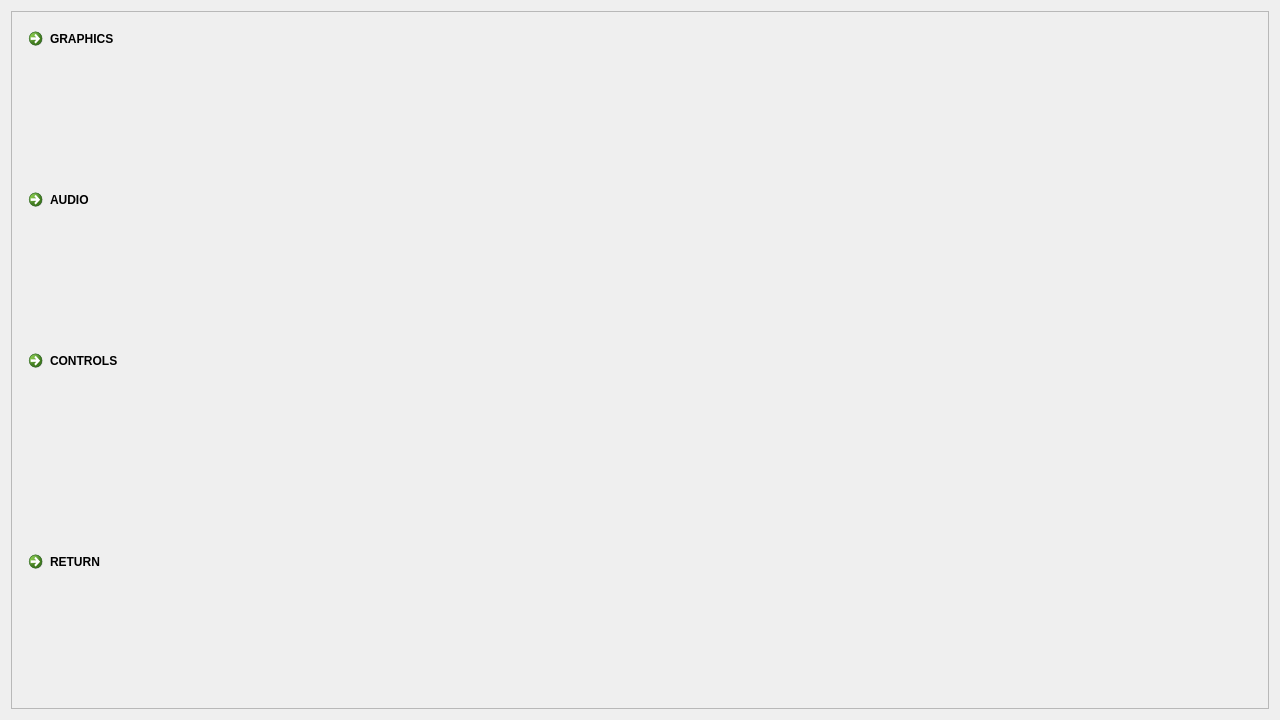
Old version of the form interface/options.ui in the repository StylishTriangles/Aurora.
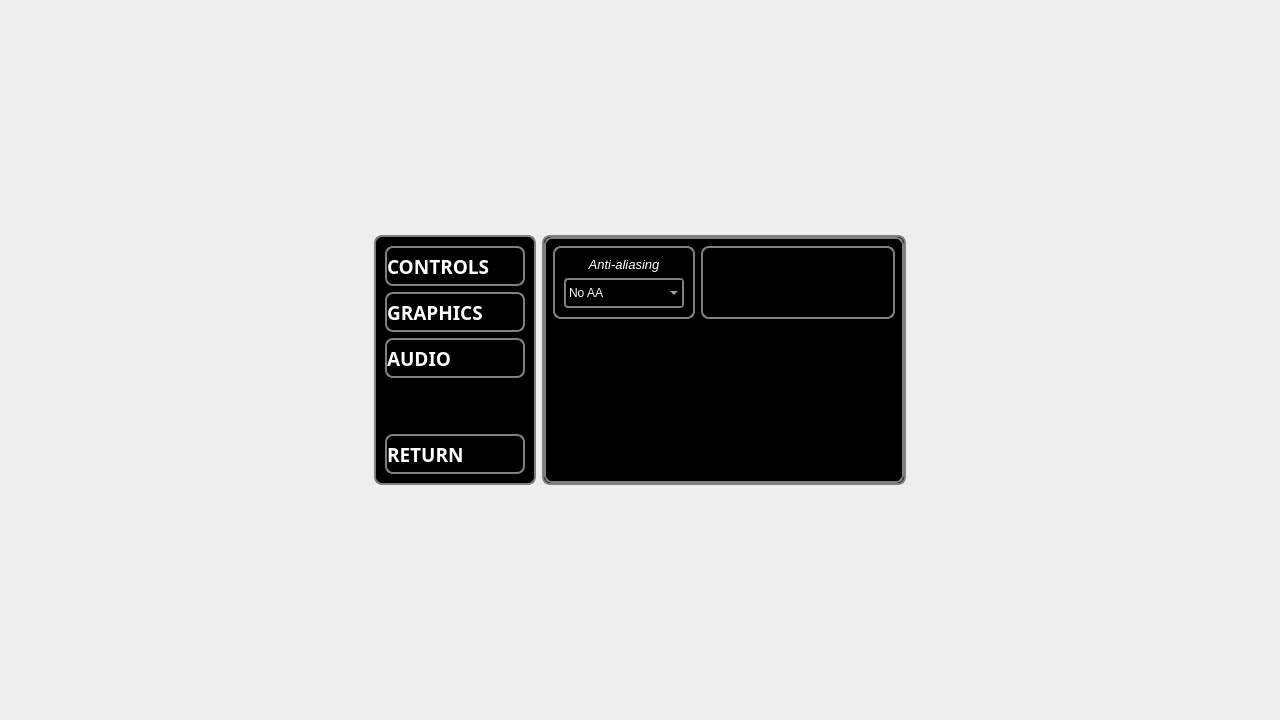
New version of the form. Icons and pictures are not drawn.

The edit to the form file:
```diff
--- a/interface/options.ui
+++ b/interface/options.ui
@@ -2,6 +2,9 @@
 <ui version="4.0">
  <class>Options</class>
  <widget class="QWidget" name="Options">
+  <property name="enabled">
+   <bool>true</bool>
+  </property>
   <property name="geometry">
    <rect>
     <x>0</x>
@@ -10,18 +13,105 @@
     <height>720</height>
    </rect>
   </property>
+  <property name="minimumSize">
+   <size>
+    <width>640</width>
+    <height>480</height>
+   </size>
+  </property>
   <property name="windowTitle">
    <string>Form</string>
   </property>
   <layout class="QGridLayout" name="gridLayout_2">
-   <item row="0" column="0">
+   <item row="0" column="1">
+    <spacer name="verticalSpacer_2">
+     <property name="orientation">
+      <enum>Qt::Vertical</enum>
+     </property>
+     <property name="sizeHint" stdset="0">
+      <size>
+       <width>20</width>
+       <height>40</height>
+      </size>
+     </property>
+    </spacer>
+   </item>
+   <item row="1" column="3">
+    <spacer name="horizontalSpacer_2">
+     <property name="orientation">
+      <enum>Qt::Horizontal</enum>
+     </property>
+     <property name="sizeHint" stdset="0">
+      <size>
+       <width>80</width>
+       <height>20</height>
+      </size>
+     </property>
+    </spacer>
+   </item>
+   <item row="2" column="1">
+    <spacer name="verticalSpacer_3">
+     <property name="orientation">
+      <enum>Qt::Vertical</enum>
+     </property>
+     <property name="sizeHint" stdset="0">
+      <size>
+       <width>20</width>
+       <height>40</height>
+      </size>
+     </property>
+    </spacer>
+   </item>
+   <item row="1" column="0">
+    <spacer name="horizontalSpacer">
+     <property name="orientation">
+      <enum>Qt::Horizontal</enum>
+     </property>
+     <property name="sizeHint" stdset="0">
+      <size>
+       <width>80</width>
+       <height>20</height>
+      </size>
+     </property>
+    </spacer>
+   </item>
+   <item row="1" column="1">
     <widget class="QFrame" name="frame">
      <property name="sizePolicy">
-      <sizepolicy hsizetype="Preferred" vsizetype="Preferred">
+      <sizepolicy hsizetype="Minimum" vsizetype="Expanding">
        <horstretch>0</horstretch>
        <verstretch>0</verstretch>
       </sizepolicy>
      </property>
+     <property name="sizeIncrement">
+      <size>
+       <width>0</width>
+       <height>0</height>
+      </size>
+     </property>
+     <property name="font">
+      <font>
+       <pointsize>8</pointsize>
+      </font>
+     </property>
+     <property name="styleSheet">
+      <string notr="true">QObject{
+border: 2px solid gray;
+background: black;
+border-radius: 8px;
+}
+
+QPushButton{
+text-align: left;
+color: white;
+}
+QPushButton:hover{
+border-color: LightCoral;
+}
+QPushButton:pressed{
+border-color: Black;
+}</string>
+     </property>
      <property name="frameShape">
       <enum>QFrame::StyledPanel</enum>
      </property>
@@ -29,20 +119,7 @@
       <enum>QFrame::Raised</enum>
      </property>
      <layout class="QGridLayout" name="gridLayout">
-      <item row="2" column="0">
-       <widget class="QCommandLinkButton" name="commandLinkButton_3">
-        <property name="text">
-         <string>AUDIO</string>
-        </property>
-        <property name="iconSize">
-         <size>
-          <width>40</width>
-          <height>40</height>
-         </size>
-        </property>
-       </widget>
-      </item>
-      <item row="4" column="0">
+      <item row="5" column="0">
        <spacer name="verticalSpacer">
         <property name="orientation">
          <enum>Qt::Vertical</enum>
@@ -53,40 +130,353 @@
         <property name="sizeHint" stdset="0">
          <size>
           <width>20</width>
-          <height>40</height>
+          <height>50</height>
          </size>
         </property>
        </spacer>
       </item>
-      <item row="5" column="0">
-       <widget class="QCommandLinkButton" name="commandLinkButton_4">
-        <property name="text">
-         <string>RETURN</string>
-        </property>
-       </widget>
-      </item>
-      <item row="3" column="0">
-       <widget class="QCommandLinkButton" name="commandLinkButton">
-        <property name="font">
-         <font>
-          <family>Segoe UI</family>
-         </font>
-        </property>
-        <property name="text">
-         <string>CONTROLS</string>
-        </property>
-       </widget>
-      </item>
       <item row="1" column="0">
-       <widget class="QCommandLinkButton" name="commandLinkButton_2">
+       <widget class="QPushButton" name="pushButton">
+        <property name="sizePolicy">
+         <sizepolicy hsizetype="Minimum" vsizetype="Preferred">
+          <horstretch>0</horstretch>
+          <verstretch>0</verstretch>
+         </sizepolicy>
+        </property>
+        <property name="minimumSize">
+         <size>
+          <width>140</width>
+          <height>40</height>
+         </size>
+        </property>
+        <property name="font">
+         <font>
+          <family>Myriad Pro</family>
+          <pointsize>14</pointsize>
+          <weight>75</weight>
+          <bold>true</bold>
+         </font>
+        </property>
+        <property name="styleSheet">
+         <string notr="true"/>
+        </property>
+        <property name="text">
+         <string>CONTROLS</string>
+        </property>
+        <property name="icon">
+         <iconset resource="../icons.qrc">
+          <normaloff>:/interface/icons/controls0.png</normaloff>:/interface/icons/controls0.png</iconset>
+        </property>
+        <property name="iconSize">
+         <size>
+          <width>32</width>
+          <height>32</height>
+         </size>
+        </property>
+       </widget>
+      </item>
+      <item row="6" column="0">
+       <widget class="QPushButton" name="pushButton_4">
+        <property name="sizePolicy">
+         <sizepolicy hsizetype="Minimum" vsizetype="Preferred">
+          <horstretch>0</horstretch>
+          <verstretch>0</verstretch>
+         </sizepolicy>
+        </property>
+        <property name="minimumSize">
+         <size>
+          <width>140</width>
+          <height>40</height>
+         </size>
+        </property>
+        <property name="font">
+         <font>
+          <family>Myriad Pro</family>
+          <pointsize>14</pointsize>
+          <weight>75</weight>
+          <bold>true</bold>
+         </font>
+        </property>
+        <property name="styleSheet">
+         <string notr="true"/>
+        </property>
+        <property name="text">
+         <string>RETURN</string>
+        </property>
+        <property name="icon">
+         <iconset resource="../icons.qrc">
+          <normaloff>:/interface/icons/quit_alt0.png</normaloff>:/interface/icons/quit_alt0.png</iconset>
+        </property>
+        <property name="iconSize">
+         <size>
+          <width>32</width>
+          <height>32</height>
+         </size>
+        </property>
+       </widget>
+      </item>
+      <item row="2" column="0">
+       <widget class="QPushButton" name="pushButton_2">
+        <property name="sizePolicy">
+         <sizepolicy hsizetype="Minimum" vsizetype="Preferred">
+          <horstretch>0</horstretch>
+          <verstretch>0</verstretch>
+         </sizepolicy>
+        </property>
+        <property name="minimumSize">
+         <size>
+          <width>140</width>
+          <height>40</height>
+         </size>
+        </property>
+        <property name="font">
+         <font>
+          <family>Myriad Pro</family>
+          <pointsize>14</pointsize>
+          <weight>75</weight>
+          <bold>true</bold>
+         </font>
+        </property>
+        <property name="styleSheet">
+         <string notr="true"/>
+        </property>
         <property name="text">
          <string>GRAPHICS</string>
         </property>
+        <property name="icon">
+         <iconset resource="../icons.qrc">
+          <normaloff>:/interface/icons/controls0.png</normaloff>:/interface/icons/controls0.png</iconset>
+        </property>
+        <property name="iconSize">
+         <size>
+          <width>32</width>
+          <height>32</height>
+         </size>
+        </property>
+       </widget>
+      </item>
+      <item row="3" column="0">
+       <widget class="QPushButton" name="pushButton_3">
+        <property name="sizePolicy">
+         <sizepolicy hsizetype="Minimum" vsizetype="Expanding">
+          <horstretch>0</horstretch>
+          <verstretch>0</verstretch>
+         </sizepolicy>
+        </property>
+        <property name="minimumSize">
+         <size>
+          <width>140</width>
+          <height>40</height>
+         </size>
+        </property>
+        <property name="font">
+         <font>
+          <family>Myriad Pro</family>
+          <pointsize>14</pointsize>
+          <weight>75</weight>
+          <bold>true</bold>
+         </font>
+        </property>
+        <property name="styleSheet">
+         <string notr="true"/>
+        </property>
+        <property name="text">
+         <string>AUDIO</string>
+        </property>
+        <property name="icon">
+         <iconset resource="../icons.qrc">
+          <normaloff>:/interface/icons/controls0.png</normaloff>:/interface/icons/controls0.png</iconset>
+        </property>
+        <property name="iconSize">
+         <size>
+          <width>32</width>
+          <height>32</height>
+         </size>
+        </property>
        </widget>
       </item>
      </layout>
     </widget>
    </item>
+   <item row="1" column="2">
+    <widget class="QStackedWidget" name="stackedWidget">
+     <property name="sizePolicy">
+      <sizepolicy hsizetype="Minimum" vsizetype="Expanding">
+       <horstretch>0</horstretch>
+       <verstretch>0</verstretch>
+      </sizepolicy>
+     </property>
+     <property name="styleSheet">
+      <string notr="true">QObject{
+border: 2px solid gray;
+background: black;
+text-align: left;
+color: white;
+border-radius: 8px;
+}
+QComboBox{
+border-radius: 4px;
+}
+QComboBox:hover{
+border-color: LightCoral;
+}</string>
+     </property>
+     <property name="currentIndex">
+      <number>1</number>
+     </property>
+     <widget class="QWidget" name="page">
+      <property name="sizePolicy">
+       <sizepolicy hsizetype="Minimum" vsizetype="Preferred">
+        <horstretch>0</horstretch>
+        <verstretch>0</verstretch>
+       </sizepolicy>
+      </property>
+      <widget class="QLabel" name="label">
+       <property name="geometry">
+        <rect>
+         <x>120</x>
+         <y>10</y>
+         <width>91</width>
+         <height>41</height>
+        </rect>
+       </property>
+       <property name="font">
+        <font>
+         <pointsize>12</pointsize>
+        </font>
+       </property>
+       <property name="text">
+        <string>CONTROLS</string>
+       </property>
+      </widget>
+     </widget>
+     <widget class="QWidget" name="page_2">
+      <layout class="QFormLayout" name="formLayout">
+       <item row="0" column="0">
+        <widget class="QFrame" name="frame_2">
+         <property name="sizePolicy">
+          <sizepolicy hsizetype="Minimum" vsizetype="Minimum">
+           <horstretch>0</horstretch>
+           <verstretch>0</verstretch>
+          </sizepolicy>
+         </property>
+         <property name="frameShape">
+          <enum>QFrame::StyledPanel</enum>
+         </property>
+         <property name="frameShadow">
+          <enum>QFrame::Raised</enum>
+         </property>
+         <layout class="QVBoxLayout" name="verticalLayout">
+          <item>
+           <widget class="QLabel" name="AAlabel">
+            <property name="sizePolicy">
+             <sizepolicy hsizetype="Preferred" vsizetype="Minimum">
+              <horstretch>0</horstretch>
+              <verstretch>0</verstretch>
+             </sizepolicy>
+            </property>
+            <property name="font">
+             <font>
+              <pointsize>10</pointsize>
+              <italic>true</italic>
+             </font>
+            </property>
+            <property name="layoutDirection">
+             <enum>Qt::LeftToRight</enum>
+            </property>
+            <property name="styleSheet">
+             <string notr="true">border: transparent;</string>
+            </property>
+            <property name="text">
+             <string>Anti-aliasing</string>
+            </property>
+            <property name="alignment">
+             <set>Qt::AlignCenter</set>
+            </property>
+           </widget>
+          </item>
+          <item>
+           <widget class="QComboBox" name="AAbox">
+            <property name="sizePolicy">
+             <sizepolicy hsizetype="Minimum" vsizetype="Minimum">
+              <horstretch>0</horstretch>
+              <verstretch>0</verstretch>
+             </sizepolicy>
+            </property>
+            <property name="minimumSize">
+             <size>
+              <width>120</width>
+              <height>30</height>
+             </size>
+            </property>
+            <property name="styleSheet">
+             <string notr="true"/>
+            </property>
+            <item>
+             <property name="text">
+              <string>No AA</string>
+             </property>
+            </item>
+            <item>
+             <property name="text">
+              <string>2x MSAA</string>
+             </property>
+            </item>
+            <item>
+             <property name="text">
+              <string>4x MSAA</string>
+             </property>
+            </item>
+            <item>
+             <property name="text">
+              <string>8x MSAA</string>
+             </property>
+            </item>
+           </widget>
+          </item>
+         </layout>
+        </widget>
+       </item>
+       <item row="0" column="1">
+        <widget class="QFrame" name="frame_3">
+         <property name="sizePolicy">
+          <sizepolicy hsizetype="Minimum" vsizetype="Minimum">
+           <horstretch>0</horstretch>
+           <verstretch>0</verstretch>
+          </sizepolicy>
+         </property>
+         <property name="frameShape">
+          <enum>QFrame::StyledPanel</enum>
+         </property>
+         <property name="frameShadow">
+          <enum>QFrame::Raised</enum>
+         </property>
+        </widget>
+       </item>
+      </layout>
+     </widget>
+     <widget class="QWidget" name="page_3">
+      <widget class="QLabel" name="label_2">
+       <property name="geometry">
+        <rect>
+         <x>150</x>
+         <y>20</y>
+         <width>71</width>
+         <height>41</height>
+        </rect>
+       </property>
+       <property name="font">
+        <font>
+         <pointsize>12</pointsize>
+        </font>
+       </property>
+       <property name="text">
+        <string>AUDIO</string>
+       </property>
+      </widget>
+     </widget>
+    </widget>
+   </item>
   </layout>
  </widget>
  <resources/>
```
Left out of the diff: 4 changed lines with no effect on the pictures.
